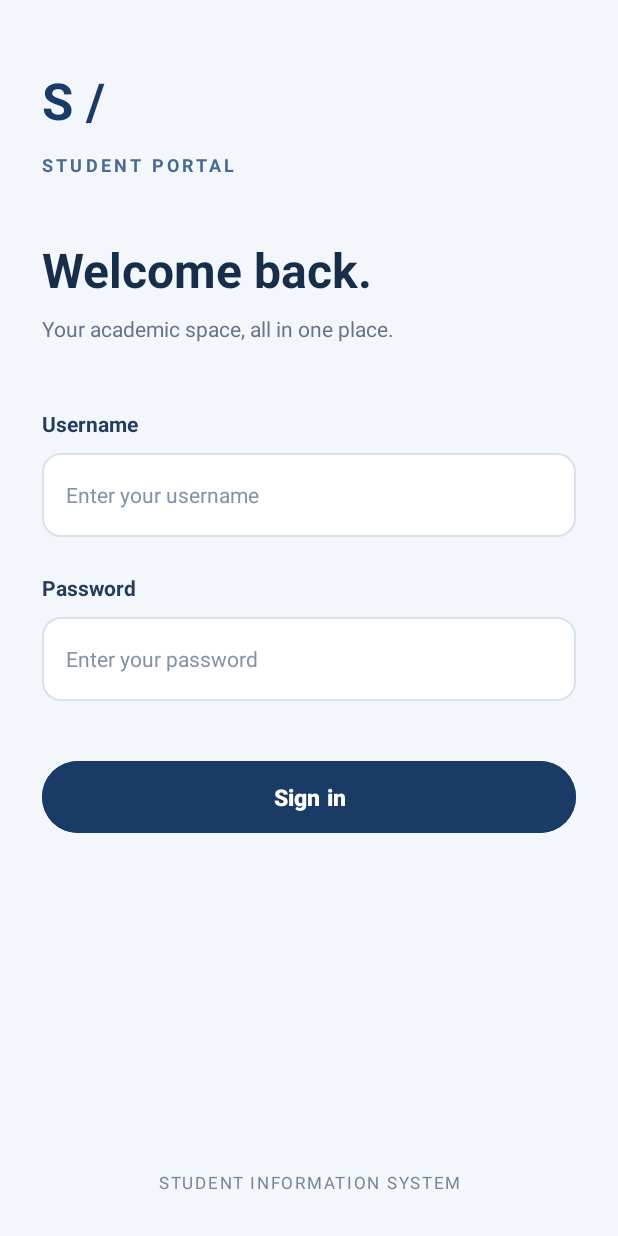
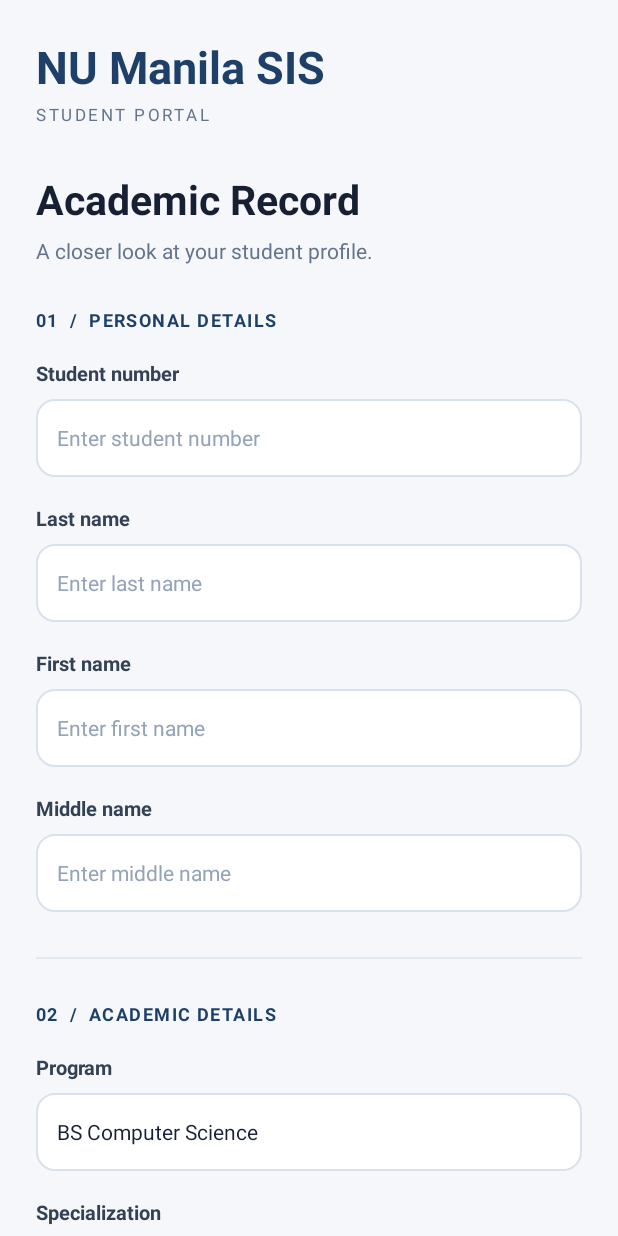
Before and after one commit to gobbcuh/student-info-system, an Android app: the screen it shows after launch (MainActivity), on a phone screen of 412 x 824 dp. Run offline under Robolectric (Android 15) with nearby library versions, the phone set to English and light mode, and no system bars; 1 statement that could not run was skipped.

Commit message:
Refine student portal interface
Update the application identity to NU Manila SIS.
Improve screen headings and academic record layout.
Maintain consistent styling across both screens.

```diff
--- a/app/src/main/java/com/lorino/studentinfosystem/MainActivity.java
+++ b/app/src/main/java/com/lorino/studentinfosystem/MainActivity.java
@@ -14,7 +14,7 @@ public class MainActivity extends AppCompatActivity {
     protected void onCreate(Bundle savedInstanceState) {
         super.onCreate(savedInstanceState);
         WindowCompat.enableEdgeToEdge(getWindow());
-        setContentView(R.layout.activity_main);
+        setContentView(R.layout.activity_student_info);
         ViewCompat.setOnApplyWindowInsetsListener(findViewById(R.id.main), (v, insets) -> {
             Insets systemBars = insets.getInsets(WindowInsetsCompat.Type.systemBars());
             v.setPadding(systemBars.left, systemBars.top, systemBars.right, systemBars.bottom);
--- a/app/src/main/res/layout/activity_main.xml
+++ b/app/src/main/res/layout/activity_main.xml
@@ -21,10 +21,11 @@
         <TextView
             android:layout_width="wrap_content"
             android:layout_height="wrap_content"
-            android:text="S /"
-            android:textColor="#193B65"
-            android:textSize="34sp"
+            android:text="NU Manila SIS"
+            android:textColor="#183153"
+            android:textSize="30sp"
             android:textStyle="bold"
+            android:letterSpacing="-0.04"
             android:contentDescription="Student portal emblem" />
 
         <TextView
--- /dev/null
+++ b/app/src/main/res/layout/activity_student_info.xml
@@ -0,0 +1,236 @@
+<?xml version="1.0" encoding="utf-8"?>
+<ScrollView
+    xmlns:android="http://schemas.android.com/apk/res/android"
+    android:id="@+id/main"
+    android:layout_width="match_parent"
+    android:layout_height="match_parent"
+    android:fillViewport="true"
+    android:background="#F5F7FB">
+
+    <LinearLayout
+        android:layout_width="match_parent"
+        android:layout_height="wrap_content"
+        android:orientation="vertical"
+        android:padding="24dp">
+
+        <TextView
+            android:layout_width="match_parent"
+            android:layout_height="wrap_content"
+            android:text="NU Manila SIS"
+            android:textColor="#1E4068"
+            android:textSize="30sp"
+            android:textStyle="bold" />
+
+        <TextView
+            android:layout_width="match_parent"
+            android:layout_height="wrap_content"
+            android:text="STUDENT PORTAL"
+            android:textColor="#64748B"
+            android:textSize="11sp"
+            android:letterSpacing="0.15"
+            android:layout_marginTop="4dp" />
+
+        <TextView
+            android:layout_width="match_parent"
+            android:layout_height="wrap_content"
+            android:text="Academic Record"
+            android:textColor="#172033"
+            android:textSize="27sp"
+            android:textStyle="bold"
+            android:layout_marginTop="30dp" />
+
+        <TextView
+            android:layout_width="match_parent"
+            android:layout_height="wrap_content"
+            android:text="A closer look at your student profile."
+            android:textColor="#64748B"
+            android:textSize="14sp"
+            android:layout_marginTop="6dp"
+            android:layout_marginBottom="28dp" />
+
+        <TextView
+            android:layout_width="match_parent"
+            android:layout_height="wrap_content"
+            android:text="01  /  PERSONAL DETAILS"
+            android:textColor="#1E4068"
+            android:textStyle="bold"
+            android:textSize="12sp"
+            android:letterSpacing="0.08"
+            android:layout_marginBottom="18dp" />
+
+        <TextView
+            android:layout_width="match_parent"
+            android:layout_height="wrap_content"
+            android:text="Student number"
+            android:textColor="#334155"
+            android:textStyle="bold"
+            android:textSize="13sp" />
+
+        <EditText
+            android:id="@+id/etStudentNumber"
+            android:layout_width="match_parent"
+            android:layout_height="52dp"
+            android:layout_marginTop="8dp"
+            android:hint="Enter student number"
+            android:inputType="text"
+            android:singleLine="true"
+            android:padding="14dp"
+            android:textSize="14sp"
+            android:textColor="#172033"
+            android:textColorHint="#94A3B8"
+            android:background="@drawable/bg_input" />
+
+        <TextView
+            android:layout_width="match_parent"
+            android:layout_height="wrap_content"
+            android:text="Last name"
+            android:textColor="#334155"
+            android:textStyle="bold"
+            android:textSize="13sp"
+            android:layout_marginTop="18dp" />
+
+        <EditText
+            android:id="@+id/etLastName"
+            android:layout_width="match_parent"
+            android:layout_height="52dp"
+            android:layout_marginTop="8dp"
+            android:hint="Enter last name"
+            android:inputType="textPersonName"
+            android:singleLine="true"
+            android:padding="14dp"
+            android:textSize="14sp"
+            android:textColor="#172033"
+            android:textColorHint="#94A3B8"
+            android:background="@drawable/bg_input" />
+
+        <TextView
+            android:layout_width="match_parent"
+            android:layout_height="wrap_content"
+            android:text="First name"
+            android:textColor="#334155"
+            android:textStyle="bold"
+            android:textSize="13sp"
+            android:layout_marginTop="18dp" />
+
+        <EditText
+            android:id="@+id/etFirstName"
+            android:layout_width="match_parent"
+            android:layout_height="52dp"
+            android:layout_marginTop="8dp"
+            android:hint="Enter first name"
+            android:inputType="textPersonName"
+            android:singleLine="true"
+            android:padding="14dp"
+            android:textSize="14sp"
+            android:textColor="#172033"
+            android:textColorHint="#94A3B8"
+            android:background="@drawable/bg_input" />
+
+        <TextView
+            android:layout_width="match_parent"
+            android:layout_height="wrap_content"
+            android:text="Middle name"
+            android:textColor="#334155"
+            android:textStyle="bold"
+            android:textSize="13sp"
+            android:layout_marginTop="18dp" />
+
+        <EditText
+            android:id="@+id/etMiddleName"
+            android:layout_width="match_parent"
+            android:layout_height="52dp"
+            android:layout_marginTop="8dp"
+            android:hint="Enter middle name"
+            android:inputType="textPersonName"
+            android:singleLine="true"
+            android:padding="14dp"
+            android:textSize="14sp"
+            android:textColor="#172033"
+            android:textColorHint="#94A3B8"
+            android:background="@drawable/bg_input" />
+
+        <View
+            android:layout_width="match_parent"
+            android:layout_height="1dp"
+            android:background="#E2E8F0"
+            android:layout_marginTop="30dp"
+            android:layout_marginBottom="28dp" />
+
+        <TextView
+            android:layout_width="match_parent"
+            android:layout_height="wrap_content"
+            android:text="02  /  ACADEMIC DETAILS"
+            android:textColor="#1E4068"
+            android:textStyle="bold"
+            android:textSize="12sp"
+            android:letterSpacing="0.08"
+            android:layout_marginBottom="18dp" />
+
+        <TextView
+            android:layout_width="match_parent"
+            android:layout_height="wrap_content"
+            android:text="Program"
+            android:textColor="#334155"
+            android:textStyle="bold"
+            android:textSize="13sp" />
+
+        <TextView
+            android:layout_width="match_parent"
+            android:layout_height="52dp"
+            android:layout_marginTop="8dp"
+            android:text="BS Computer Science"
+            android:textColor="#172033"
+            android:textSize="14sp"
+            android:gravity="center_vertical"
+            android:padding="14dp"
+            android:background="@drawable/bg_input" />
+
+        <TextView
+            android:layout_width="match_parent"
+            android:layout_height="wrap_content"
+            android:text="Specialization"
+            android:textColor="#334155"
+            android:textStyle="bold"
+            android:textSize="13sp"
+            android:layout_marginTop="18dp" />
+
+        <Spinner
+            android:id="@+id/spSpecialization"
+            android:layout_width="match_parent"
+            android:layout_height="52dp"
+            android:layout_marginTop="8dp"
+            android:padding="10dp"
+            android:entries="@array/specializations"
+            android:background="@drawable/bg_input" />
+
+        <TextView
+            android:layout_width="match_parent"
+            android:layout_height="wrap_content"
+            android:text="Year level"
+            android:textColor="#334155"
+            android:textStyle="bold"
+            android:textSize="13sp"
+            android:layout_marginTop="18dp" />
+
+        <Spinner
+            android:id="@+id/spYearLevel"
+            android:layout_width="match_parent"
+            android:layout_height="52dp"
+            android:layout_marginTop="8dp"
+            android:padding="10dp"
+            android:entries="@array/year_levels"
+            android:background="@drawable/bg_input" />
+
+        <TextView
+            android:layout_width="match_parent"
+            android:layout_height="wrap_content"
+            android:text="STUDENT INFORMATION SYSTEM"
+            android:textColor="#94A3B8"
+            android:textSize="10sp"
+            android:gravity="center"
+            android:letterSpacing="0.1"
+            android:layout_marginTop="40dp"
+            android:layout_marginBottom="20dp" />
+
+    </LinearLayout>
+</ScrollView>
--- /dev/null
+++ b/app/src/main/res/values/arrays.xml
@@ -0,0 +1,18 @@
+<?xml version="1.0" encoding="utf-8"?>
+<resources>
+
+    <string-array name="specializations">
+        <item>Select specialization</item>
+        <item>Digital Forensics</item>
+        <item>Machine Learning</item>
+    </string-array>
+
+    <string-array name="year_levels">
+        <item>Select year level</item>
+        <item>1st Year</item>
+        <item>2nd Year</item>
+        <item>3rd Year</item>
+        <item>4th Year</item>
+    </string-array>
+
+</resources>
```
